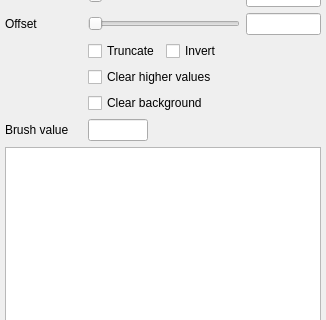
First picture: the form in freeview/PanelVolume.ui, repository freesurfer/freesurfer, before the edit; both pictures show x 0 to 326 and y 694 to 1014 of the 326 by 1398 pixel window.
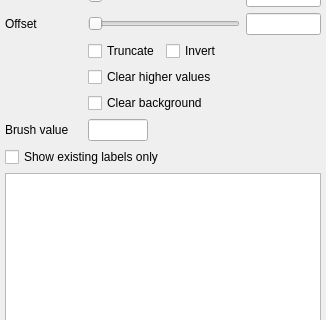
Second picture: the form after the edit. Icons and pictures are not drawn. Custom widgets are drawn as their Qt base class.

Commit message: added option to show existing labels only in the lookup table

Diff of the .ui file:
```diff
--- a/freeview/PanelVolume.ui
+++ b/freeview/PanelVolume.ui
@@ -28,7 +28,7 @@
      <x>0</x>
      <y>0</y>
      <width>308</width>
-     <height>1510</height>
+     <height>1538</height>
     </rect>
    </property>
    <layout class="QVBoxLayout" name="verticalLayout">
@@ -713,6 +713,13 @@
       </item>
      </layout>
     </item>
+    <item>
+     <widget class="QCheckBox" name="checkBoxShowExistingLabels">
+      <property name="text">
+       <string>Show existing labels only</string>
+      </property>
+     </widget>
+    </item>
     <item>
      <widget class="QTreeWidget" name="treeWidgetColorTable">
       <property name="sizePolicy">
```
Left out of the diff: 75 changed lines with no effect on the pictures. The commit also changes 9 other files.
